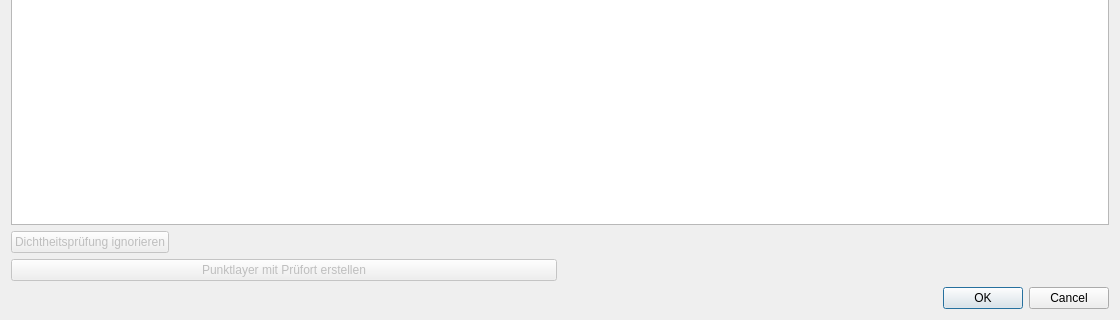
The window that dp_checker_dialog_base.ui (a-matz/dp_checker) describes before a commit, drawn with Qt 5; both pictures show x 0 to 1120 and y 609 to 929 of the 1120 by 929 pixel window.
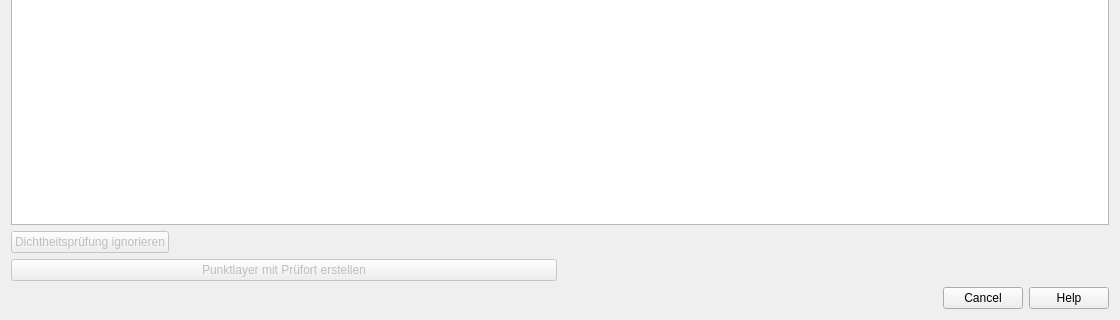
The same window after the commit. Custom widgets are drawn as their Qt base class.

The edit to the form file:
```diff
--- a/dp_checker_dialog_base.ui
+++ b/dp_checker_dialog_base.ui
@@ -501,7 +501,7 @@
       <enum>Qt::Horizontal</enum>
      </property>
      <property name="standardButtons">
-      <set>QDialogButtonBox::Cancel|QDialogButtonBox::Ok</set>
+      <set>QDialogButtonBox::Cancel|QDialogButtonBox::Help</set>
      </property>
     </widget>
    </item>
```
